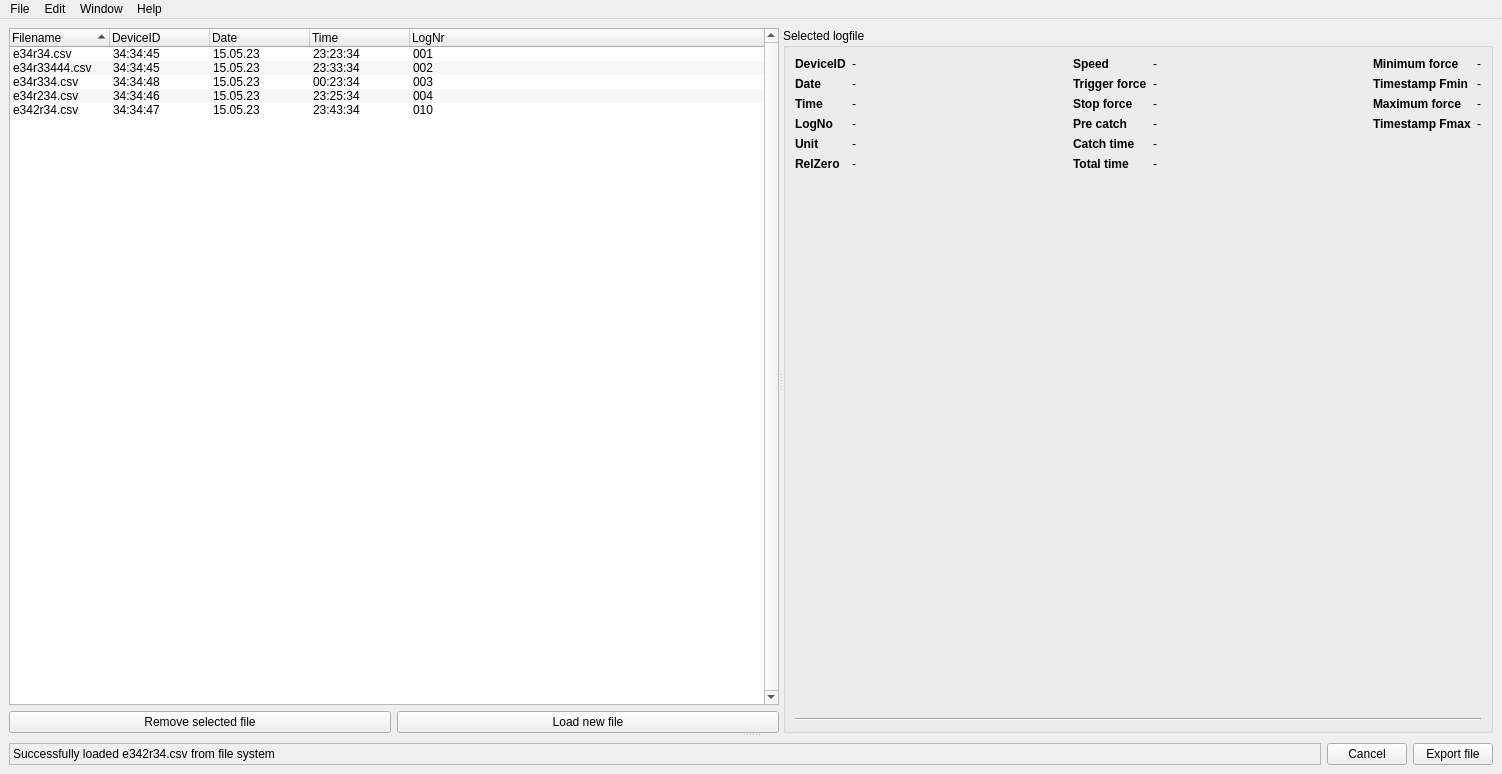
Before: the Qt Designer form src/logfile/logfileEditor.ui in linescaleGUI/linescaleGUI, drawn with Qt 5.
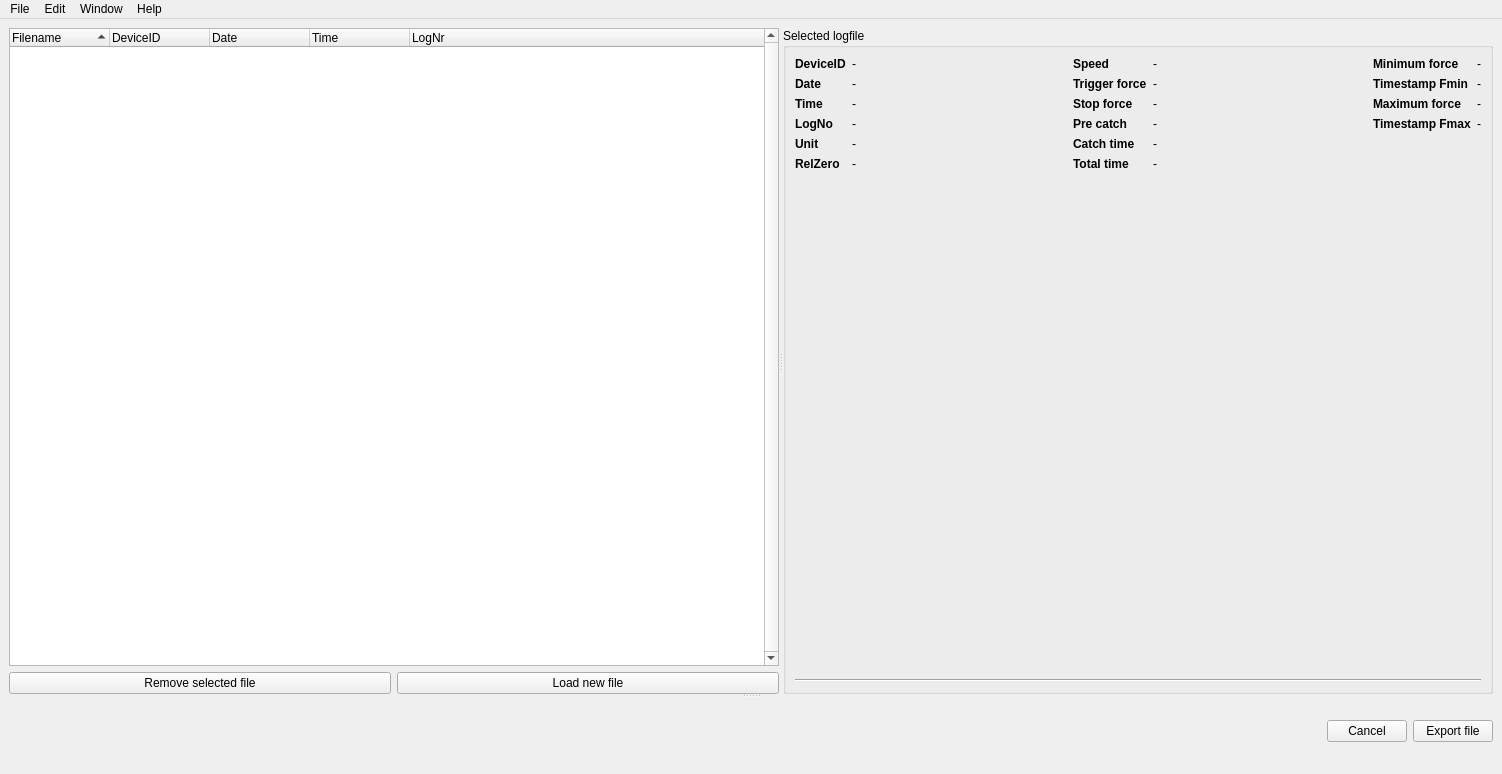
After: the same form once the commit is applied. Icons and pictures are not drawn.

Commit message: Insert new logfile

What changed in the file:
```diff
--- a/src/logfile/logfileEditor.ui
+++ b/src/logfile/logfileEditor.ui
@@ -18,7 +18,7 @@
     <normaloff>:/linescaleGUI/logo/logo.png</normaloff>:/linescaleGUI/logo/logo.png</iconset>
   </property>
   <widget class="QWidget" name="centralwidget">
-   <layout class="QVBoxLayout" name="verticalLayout">
+   <layout class="QVBoxLayout" name="verticalLayout_3">
     <item>
      <widget class="QSplitter" name="splitter">
       <property name="orientation">
@@ -99,91 +99,6 @@
              <string>LogNr</string>
             </property>
            </column>
-           <item>
-            <property name="text">
-             <string>e34r34.csv</string>
-            </property>
-            <property name="text">
-             <string>34:34:45</string>
-            </property>
-            <property name="text">
-             <string>15.05.23</string>
-            </property>
-            <property name="text">
-             <string>23:23:34</string>
-            </property>
-            <property name="text">
-             <string>001</string>
-            </property>
-           </item>
-           <item>
-            <property name="text">
-             <string>e34r33444.csv</string>
-            </property>
-            <property name="text">
-             <string>34:34:45</string>
-            </property>
-            <property name="text">
-             <string>15.05.23</string>
-            </property>
-            <property name="text">
-             <string>23:33:34</string>
-            </property>
-            <property name="text">
-             <string>002</string>
-            </property>
-           </item>
-           <item>
-            <property name="text">
-             <string>e34r334.csv</string>
-            </property>
-            <property name="text">
-             <string>34:34:48</string>
-            </property>
-            <property name="text">
-             <string>15.05.23</string>
-            </property>
-            <property name="text">
-             <string>00:23:34</string>
-            </property>
-            <property name="text">
-             <string>003</string>
-            </property>
-           </item>
-           <item>
-            <property name="text">
-             <string>e34r234.csv</string>
-            </property>
-            <property name="text">
-             <string>34:34:46</string>
-            </property>
-            <property name="text">
-             <string>15.05.23</string>
-            </property>
-            <property name="text">
-             <string>23:25:34</string>
-            </property>
-            <property name="text">
-             <string>004</string>
-            </property>
-           </item>
-           <item>
-            <property name="text">
-             <string>e342r34.csv</string>
-            </property>
-            <property name="text">
-             <string>34:34:47</string>
-            </property>
-            <property name="text">
-             <string>15.05.23</string>
-            </property>
-            <property name="text">
-             <string>23:43:34</string>
-            </property>
-            <property name="text">
-             <string>010</string>
-            </property>
-           </item>
           </widget>
          </item>
          <item>
@@ -667,28 +582,20 @@
        </widget>
       </widget>
       <widget class="QWidget" name="layoutWidget">
+       <layout class="QVBoxLayout" name="verticalLayout">
+        <item>
        <layout class="QVBoxLayout" name="layoutPlotMerged"/>
-      </widget>
-     </widget>
     </item>
     <item>
      <layout class="QHBoxLayout" name="layoutBottom">
       <item>
-       <widget class="QLabel" name="outLogLine">
-        <property name="sizePolicy">
-         <sizepolicy hsizetype="Preferred" vsizetype="Preferred">
-          <horstretch>2</horstretch>
-          <verstretch>0</verstretch>
-         </sizepolicy>
-        </property>
-        <property name="frameShape">
-         <enum>QFrame::StyledPanel</enum>
-        </property>
-        <property name="frameShadow">
-         <enum>QFrame::Plain</enum>
-        </property>
-        <property name="text">
-         <string>Successfully loaded e342r34.csv from file system</string>
+           <widget class="QLineEdit" name="outInfo">
+            <property name="styleSheet">
+             <string notr="true">border: none;
+background: transparent</string>
+            </property>
+            <property name="readOnly">
+             <bool>true</bool>
         </property>
        </widget>
       </item>
@@ -707,6 +614,10 @@
        </widget>
       </item>
      </layout>
+        </item>
+       </layout>
+      </widget>
+     </widget>
     </item>
    </layout>
   </widget>
```
Left out of the diff: 3 changed lines with no effect on the pictures. Lines whose indentation alone changed are shown as unchanged. The commit also changes 2 other files.
